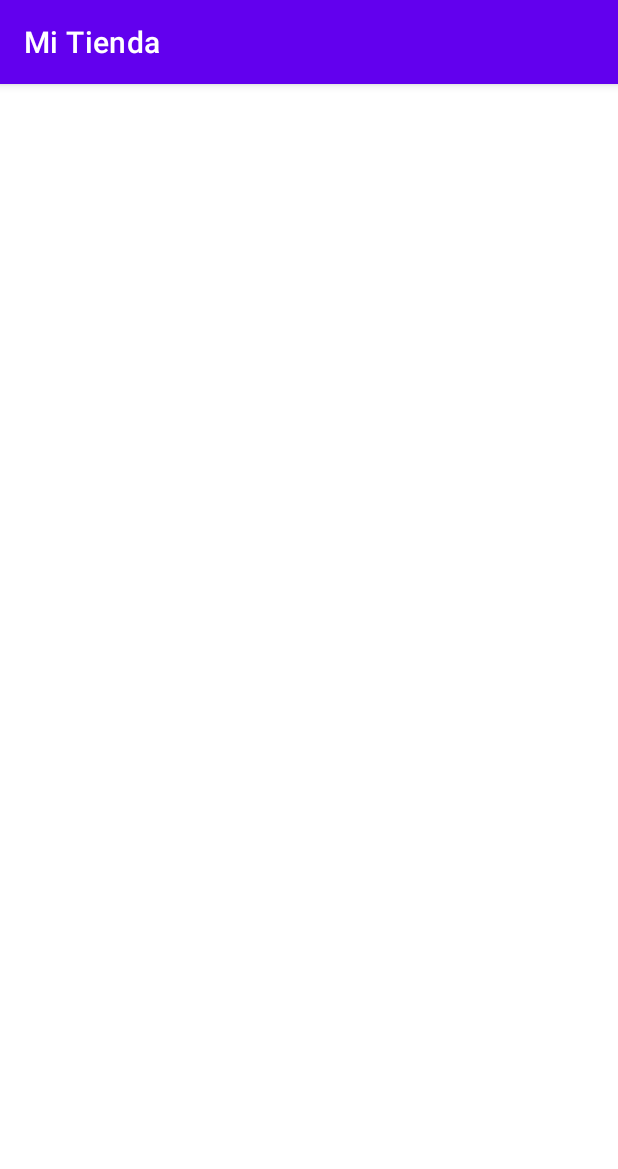
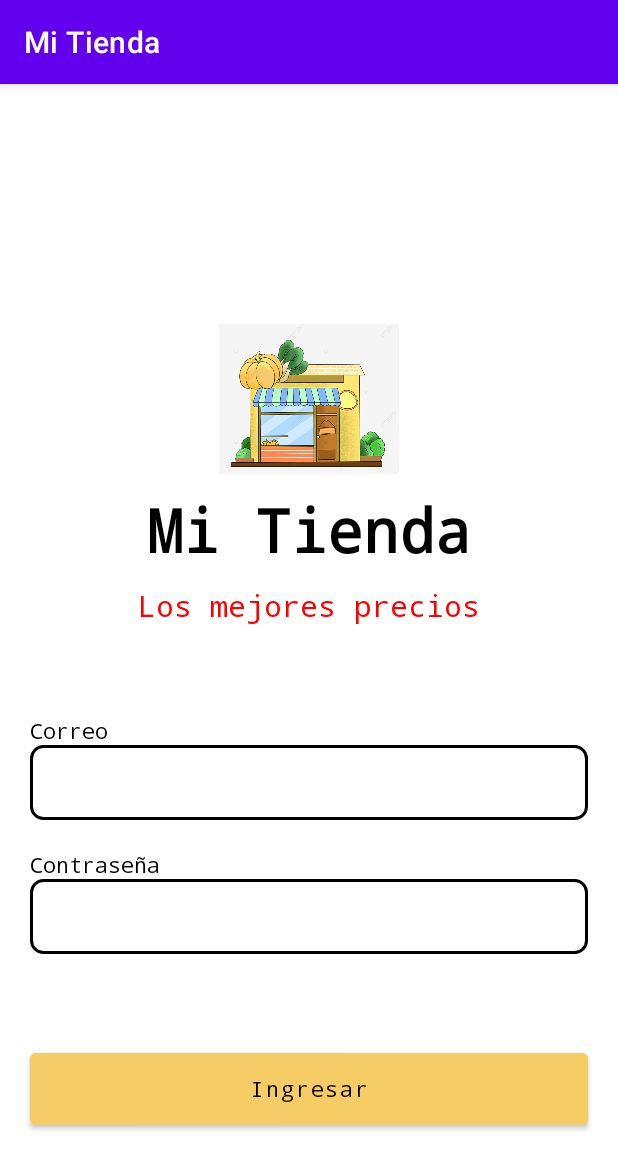
Before and after one commit to bsoto24/TiendaNH, an Android app: the screen it shows after launch (MainActivity), on a phone screen of 412 x 824 dp. Shown: the top 1169 px of the screen. Run offline under Robolectric (Android 15) with nearby library versions, the phone set to English and light mode, and no system bars; our stand-ins replace data binding.

Commit message:
Add intent to open HomeActivity Add styles.xml

```diff
--- a/app/src/main/AndroidManifest.xml
+++ b/app/src/main/AndroidManifest.xml
@@ -12,6 +12,7 @@
         android:supportsRtl="true"
         android:theme="@style/Theme.MiTienda"
         tools:targetApi="31">
+
         <activity
             android:name=".MainActivity"
             android:exported="true">
@@ -25,6 +26,7 @@
                 android:name="android.app.lib_name"
                 android:value="" />
         </activity>
+        <activity android:name=".HomeActivity"/>
     </application>
 
 </manifest>
--- a/app/src/main/java/com/sunafil/mitienda/MainActivity.kt
+++ b/app/src/main/java/com/sunafil/mitienda/MainActivity.kt
@@ -1,14 +1,11 @@
 package com.sunafil.mitienda
 
+import android.content.Intent
 import android.os.Bundle
-import android.widget.Button
-import android.widget.EditText
-import android.widget.Toast
+import android.util.Log
 import androidx.appcompat.app.AppCompatActivity
 import com.sunafil.mitienda.databinding.ActivityMainBinding
 
-const val CORREO_EXITO = "bsoto.dev@gmail.com"
-const val PASSWORD_EXITO = "1234"
 
 class MainActivity : AppCompatActivity() {
 
@@ -17,19 +14,61 @@ class MainActivity : AppCompatActivity() {
     // Se ejecuta cuando se crea la pantalla
     override fun onCreate(savedInstanceState: Bundle?) {
         super.onCreate(savedInstanceState)
+        Log.e("MainActivity", "onCreate")
+
         binding = ActivityMainBinding.inflate(layoutInflater)
         setContentView(binding.root)
 
         binding.btnIngresar.setOnClickListener {
-            binding.btnIngresar.text = "Otro nombre"
+//            Log.e("MainActivity", "Le dio click al boton")
+//
+//
+//            binding.btnIngresar.text = "Otro nombre"
+//
+//            if (binding.edtCorreo.text.toString() == CORREO_EXITO && binding.edtPassword.text.toString() == PASSWORD_EXITO) {
+//                val intent: Intent = Intent(this, HomeActivity::class.java)
+//                startActivity(intent)
+//            } else {
+//                Toast.makeText(this, "Credenciales incorrectas", Toast.LENGTH_SHORT).show() //duracion corta
+//            }
 
-            if (binding.edtCorreo.text.toString() == CORREO_EXITO && binding.edtPassword.text.toString() == PASSWORD_EXITO) {
-                Toast.makeText(this, "Login satisfactorio", Toast.LENGTH_SHORT).show()
-            } else {
-                Toast.makeText(this, "Credenciales incorrectas", Toast.LENGTH_SHORT).show()
-            }
+            val intent: Intent = Intent(this, HomeActivity::class.java)
+            startActivity(intent)
+
         }
 
     }
 
+    override fun onStart() {
+        super.onStart()
+        Log.e("MainActivity", "onStart")
+    }
+
+    // cuando la pantalla es visible y es interactuable
+    override fun onResume() {
+        super.onResume()
+        Log.e("MainActivity", "onResume")
+    }
+
+    override fun onPause() {
+        super.onPause()
+        Log.e("MainActivity", "onPause")
+    }
+
+    // para guardar datos
+    override fun onStop() {
+        super.onStop()
+        Log.e("MainActivity", "onStop")
+    }
+
+    override fun onDestroy() {
+        super.onDestroy()
+        Log.e("MainActivity", "onDestroy")
+    }
+
+    override fun onRestart() {
+        super.onRestart()
+        Log.e("MainActivity", "onRestart")
+    }
+
 }
--- a/app/src/main/res/layout/activity_home.xml
+++ b/app/src/main/res/layout/activity_home.xml
@@ -1,4 +1,5 @@
 <?xml version="1.0" encoding="utf-8"?>
+<layout>
     <androidx.constraintlayout.widget.ConstraintLayout xmlns:android="http://schemas.android.com/apk/res/android"
         xmlns:app="http://schemas.android.com/apk/res-auto"
         android:layout_width="match_parent"
@@ -51,3 +52,4 @@
             app:layout_constraintTop_toTopOf="@+id/edtBuscador" />
 
     </androidx.constraintlayout.widget.ConstraintLayout>
+</layout>
--- a/app/src/main/res/layout/activity_main.xml
+++ b/app/src/main/res/layout/activity_main.xml
@@ -1,89 +1,86 @@
 <?xml version="1.0" encoding="utf-8"?>
-<layout>
-<LinearLayout xmlns:android="http://schemas.android.com/apk/res/android"
+<layout xmlns:android="http://schemas.android.com/apk/res/android"
     xmlns:app="http://schemas.android.com/apk/res-auto"
-    xmlns:tools="http://schemas.android.com/tools"
+    xmlns:tools="http://schemas.android.com/tools">
+
+    <ScrollView
+        android:layout_width="match_parent"
+        android:layout_height="match_parent">
+
+        <LinearLayout
             android:layout_width="match_parent"
             android:layout_height="match_parent"
             android:orientation="vertical"
+            android:theme="@style/CustomTheme"
             tools:context=".MainActivity">
 
             <ImageView
                 android:layout_width="120dp"
-        android:src="@drawable/tienda"
-        android:scaleType="centerCrop"
+                android:layout_height="100dp"
                 android:layout_gravity="center_horizontal"
                 android:layout_marginTop="160dp"
-        android:layout_height="100dp"/>
+                android:scaleType="centerCrop"
+                android:src="@drawable/tienda" />
 
             <TextView
                 android:layout_width="wrap_content"
                 android:layout_height="wrap_content"
-        android:text="Mi Tienda"
-        android:textSize="40sp"
-        android:textStyle="bold"
                 android:layout_gravity="center"
                 android:layout_marginTop="10dp"
                 android:layout_marginBottom="10dp"
+                android:text="@string/app_name"
                 android:textColor="@color/black"
-        />
+                android:textSize="40sp"
+                android:textStyle="bold" />
 
             <TextView
                 android:layout_width="wrap_content"
+                android:layout_height="wrap_content"
+                android:layout_gravity="center"
+                android:layout_marginBottom="60dp"
                 android:text="Los mejores precios"
-        android:textSize="20sp"
-        android:layout_marginBottom="60dp"
-        android:layout_gravity="center"
-        android:layout_height="wrap_content"/>
+                android:textSize="20sp" />
 
             <TextView
                 android:layout_width="wrap_content"
+                android:layout_height="wrap_content"
+                android:layout_marginStart="20dp"
                 android:text="Correo"
-        android:textSize="14sp"
-        android:layout_marginStart="20dp"
                 android:textColor="@color/black"
-        android:layout_height="wrap_content"/>
+                android:textSize="14sp" />
 
             <EditText
                 android:id="@+id/edtCorreo"
-        android:layout_width="match_parent"
-        android:layout_marginStart="20dp"
-        android:layout_marginEnd="20dp"
-        android:paddingStart="10dp"
-        android:inputType="textEmailAddress"
-        android:background="@drawable/borde"
-        android:layout_height="50dp"/>
+                style="@style/CustomInput"
+                android:inputType="textEmailAddress" />
 
             <TextView
                 android:layout_width="wrap_content"
+                android:layout_height="wrap_content"
+                android:layout_marginStart="20dp"
+                android:layout_marginTop="20dp"
                 android:text="Contraseña"
-        android:textSize="14sp"
-        android:layout_marginTop="20dp"
-        android:layout_marginStart="20dp"
                 android:textColor="@color/black"
-        android:layout_height="wrap_content"/>
+                android:textSize="14sp" />
 
             <EditText
                 android:id="@+id/edtPassword"
-        android:layout_width="match_parent"
-        android:layout_marginStart="20dp"
-        android:layout_marginEnd="20dp"
-        android:inputType="textPassword"
-        android:paddingStart="10dp"
-        android:background="@drawable/borde"
-        android:layout_height="50dp"/>
+                style="@style/CustomInput"
+                android:inputType="textPassword" />
 
             <Button
                 android:id="@+id/btnIngresar"
                 android:layout_width="match_parent"
                 android:layout_height="60dp"
                 android:layout_marginStart="20dp"
+                android:layout_marginTop="60dp"
                 android:layout_marginEnd="20dp"
-        android:layout_marginTop="60dp"
                 android:backgroundTint="@color/amarillo"
-        android:textColor="@color/black"
+                android:text="Ingresar"
                 android:textAllCaps="false"
-        android:text="Ingresar" />
+                android:textColor="@color/black" />
 
         </LinearLayout>
+    </ScrollView>
+
 </layout>
--- /dev/null
+++ b/app/src/main/res/values/styles.xml
@@ -0,0 +1,19 @@
+<?xml version="1.0" encoding="utf-8"?>
+<resources>
+
+    <style name="CustomInput">
+        <item name="android:layout_width">match_parent</item>
+        <item name="android:layout_height">50dp</item>
+        <item name="android:background">@drawable/borde</item>
+        <item name="android:layout_marginStart">20dp</item>
+        <item name="android:layout_marginEnd">20dp</item>
+        <item name="android:textColor">@color/black</item>
+        <item name="android:paddingStart">10dp</item>
+    </style>
+
+    <style name="CustomTheme" parent="Theme.AppCompat">
+        <item name="android:textColor">@color/red</item>
+        <item name="android:fontFamily">monospace</item>
+    </style>
+
+</resources>
```
Also changed, not shown: app/src/main/java/com/sunafil/mitienda/HomeActivity.kt (added, +29 -0 lines). Lines whose indentation alone changed are shown as unchanged.
